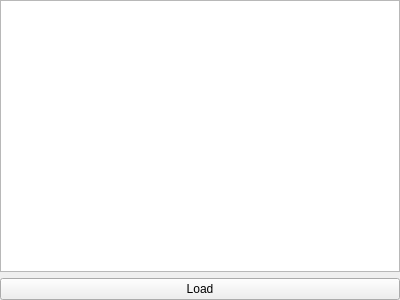
Before: the Qt Designer form calcstab.ui in acraig5075/survey-calcs, drawn with Qt 5.
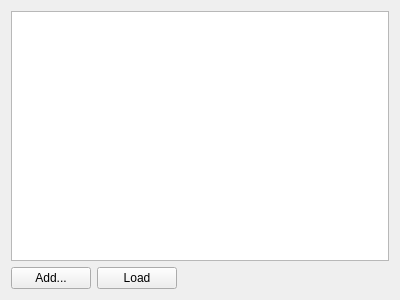
After: the same form once the commit is applied.

Commit message: 1. Added gray styling to the views when closed; 2. Implemented adding coord.

What changed in the file:
```diff
--- a/calcstab.ui
+++ b/calcstab.ui
@@ -13,25 +13,20 @@
   <property name="windowTitle">
    <string>Form</string>
   </property>
-  <layout class="QVBoxLayout" name="verticalLayout_2">
-   <property name="leftMargin">
-    <number>0</number>
-   </property>
-   <property name="topMargin">
-    <number>0</number>
-   </property>
-   <property name="rightMargin">
-    <number>0</number>
-   </property>
-   <property name="bottomMargin">
-    <number>0</number>
-   </property>
+  <layout class="QVBoxLayout" name="verticalLayout">
    <item>
-    <layout class="QVBoxLayout" name="verticalLayout">
+    <widget class="QListView" name="w_listView">
+     <property name="alternatingRowColors">
+      <bool>true</bool>
+     </property>
+    </widget>
+   </item>
+   <item>
+    <layout class="QHBoxLayout" name="horizontalLayout">
      <item>
-      <widget class="QListView" name="w_listView">
-       <property name="alternatingRowColors">
-        <bool>true</bool>
+      <widget class="QPushButton" name="addButton">
+       <property name="text">
+        <string>Add...</string>
        </property>
       </widget>
      </item>
@@ -42,6 +37,19 @@
        </property>
       </widget>
      </item>
+     <item>
+      <spacer name="horizontalSpacer">
+       <property name="orientation">
+        <enum>Qt::Horizontal</enum>
+       </property>
+       <property name="sizeHint" stdset="0">
+        <size>
+         <width>40</width>
+         <height>20</height>
+        </size>
+       </property>
+      </spacer>
+     </item>
     </layout>
    </item>
   </layout>
```
The commit also changes 10 other files.
